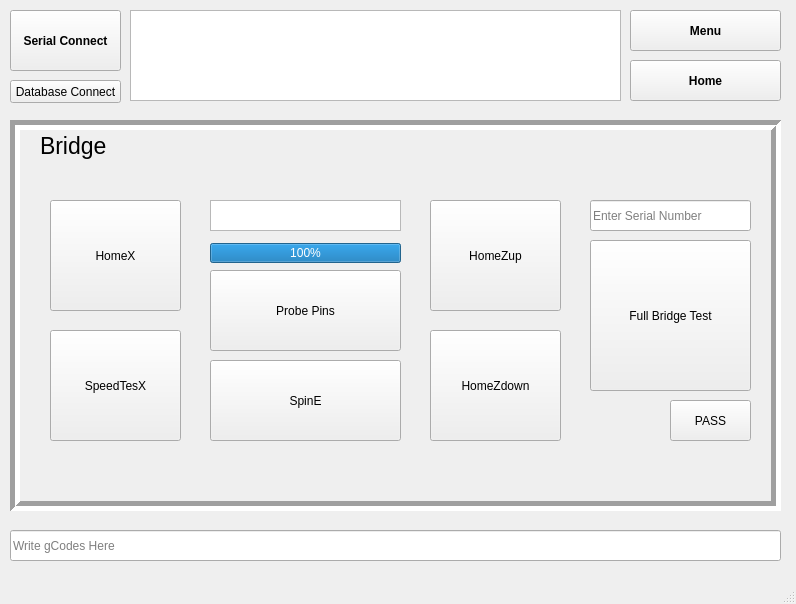
This is FT_vone/mainwindow.ui in 7ome/Functional-Test as Qt 5 draws it before an edit. The edited form follows.
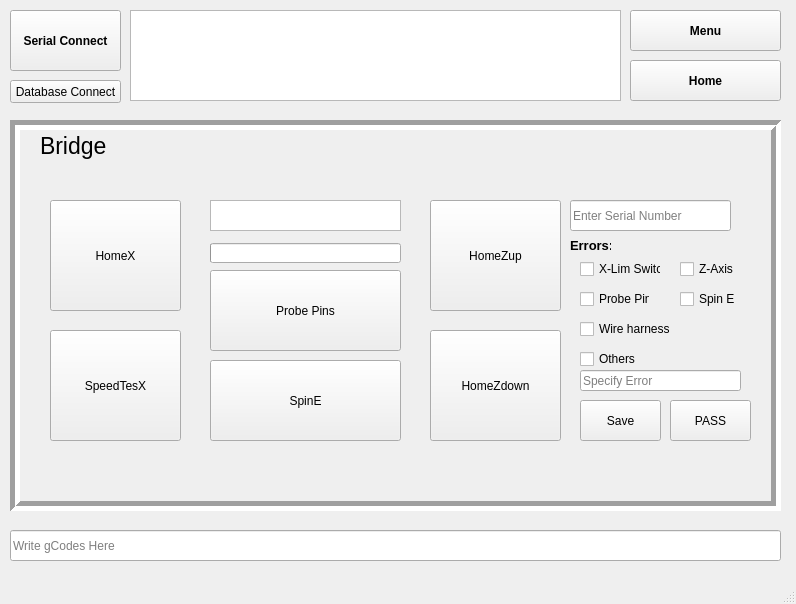
This is the edited form.

Commit message:
bridge db
added checkbox for bridges and drills

```diff
--- a/FT_vone/mainwindow.ui
+++ b/FT_vone/mainwindow.ui
@@ -295,19 +295,6 @@
        <string>Bridge</string>
       </property>
      </widget>
-     <widget class="QPushButton" name="FullBridgeTestButton">
-      <property name="geometry">
-       <rect>
-        <x>570</x>
-        <y>110</y>
-        <width>161</width>
-        <height>151</height>
-       </rect>
-      </property>
-      <property name="text">
-       <string>Full Bridge Test</string>
-      </property>
-     </widget>
      <widget class="QPushButton" name="ProbePinsButton">
       <property name="geometry">
        <rect>
@@ -334,7 +321,7 @@
        <bool>false</bool>
       </property>
       <property name="value">
-       <number>100</number>
+       <number>-1</number>
       </property>
       <property name="alignment">
        <set>Qt::AlignCenter</set>
@@ -366,7 +353,7 @@
      <widget class="QLineEdit" name="BridgeSN">
       <property name="geometry">
        <rect>
-        <x>570</x>
+        <x>550</x>
         <y>70</y>
         <width>161</width>
         <height>31</height>
@@ -389,6 +376,175 @@
        <string>PASS</string>
       </property>
      </widget>
+     <widget class="QPushButton" name="BSaveButton">
+      <property name="geometry">
+       <rect>
+        <x>560</x>
+        <y>270</y>
+        <width>81</width>
+        <height>41</height>
+       </rect>
+      </property>
+      <property name="text">
+       <string>Save</string>
+      </property>
+     </widget>
+     <widget class="QLabel" name="label_4">
+      <property name="geometry">
+       <rect>
+        <x>550</x>
+        <y>100</y>
+        <width>41</width>
+        <height>31</height>
+       </rect>
+      </property>
+      <property name="font">
+       <font>
+        <pointsize>10</pointsize>
+        <weight>75</weight>
+        <bold>true</bold>
+       </font>
+      </property>
+      <property name="text">
+       <string>Errors:</string>
+      </property>
+     </widget>
+     <widget class="QLineEdit" name="Bridgeother">
+      <property name="geometry">
+       <rect>
+        <x>560</x>
+        <y>240</y>
+        <width>161</width>
+        <height>21</height>
+       </rect>
+      </property>
+      <property name="placeholderText">
+       <string>Specify Error</string>
+      </property>
+     </widget>
+     <widget class="QCheckBox" name="xlim_checkBox">
+      <property name="enabled">
+       <bool>true</bool>
+      </property>
+      <property name="geometry">
+       <rect>
+        <x>560</x>
+        <y>130</y>
+        <width>81</width>
+        <height>18</height>
+       </rect>
+      </property>
+      <property name="text">
+       <string>X-Lim Switch</string>
+      </property>
+      <property name="checkable">
+       <bool>false</bool>
+      </property>
+      <property name="checked">
+       <bool>false</bool>
+      </property>
+      <property name="tristate">
+       <bool>true</bool>
+      </property>
+     </widget>
+     <widget class="QCheckBox" name="probepins_checkBox">
+      <property name="geometry">
+       <rect>
+        <x>560</x>
+        <y>160</y>
+        <width>70</width>
+        <height>18</height>
+       </rect>
+      </property>
+      <property name="text">
+       <string>Probe Pins</string>
+      </property>
+      <property name="checkable">
+       <bool>false</bool>
+      </property>
+      <property name="tristate">
+       <bool>true</bool>
+      </property>
+     </widget>
+     <widget class="QCheckBox" name="zaxis_checkBox">
+      <property name="geometry">
+       <rect>
+        <x>660</x>
+        <y>130</y>
+        <width>70</width>
+        <height>18</height>
+       </rect>
+      </property>
+      <property name="text">
+       <string>Z-Axis</string>
+      </property>
+      <property name="checkable">
+       <bool>false</bool>
+      </property>
+      <property name="tristate">
+       <bool>true</bool>
+      </property>
+     </widget>
+     <widget class="QCheckBox" name="spine_checkBox">
+      <property name="geometry">
+       <rect>
+        <x>660</x>
+        <y>160</y>
+        <width>70</width>
+        <height>18</height>
+       </rect>
+      </property>
+      <property name="text">
+       <string>Spin E</string>
+      </property>
+      <property name="checkable">
+       <bool>false</bool>
+      </property>
+      <property name="tristate">
+       <bool>true</bool>
+      </property>
+     </widget>
+     <widget class="QCheckBox" name="othersB_checkBox">
+      <property name="geometry">
+       <rect>
+        <x>560</x>
+        <y>220</y>
+        <width>70</width>
+        <height>18</height>
+       </rect>
+      </property>
+      <property name="text">
+       <string>Others</string>
+      </property>
+      <property name="checkable">
+       <bool>false</bool>
+      </property>
+      <property name="tristate">
+       <bool>true</bool>
+      </property>
+     </widget>
+     <widget class="QCheckBox" name="wharness_checkBox">
+      <property name="geometry">
+       <rect>
+        <x>560</x>
+        <y>190</y>
+        <width>91</width>
+        <height>18</height>
+       </rect>
+      </property>
+      <property name="text">
+       <string>Wire harness</string>
+      </property>
+      <property name="checkable">
+       <bool>false</bool>
+      </property>
+      <property name="checked">
+       <bool>false</bool>
+      </property>
+      <property name="tristate">
+       <bool>true</bool>
+      </property>
+     </widget>
     </widget>
     <widget class="QWidget" name="page_3">
      <widget class="QLabel" name="label_2">
```
Left out of the diff: 114 changed lines with no effect on the pictures. The commit also changes 6 other files.
